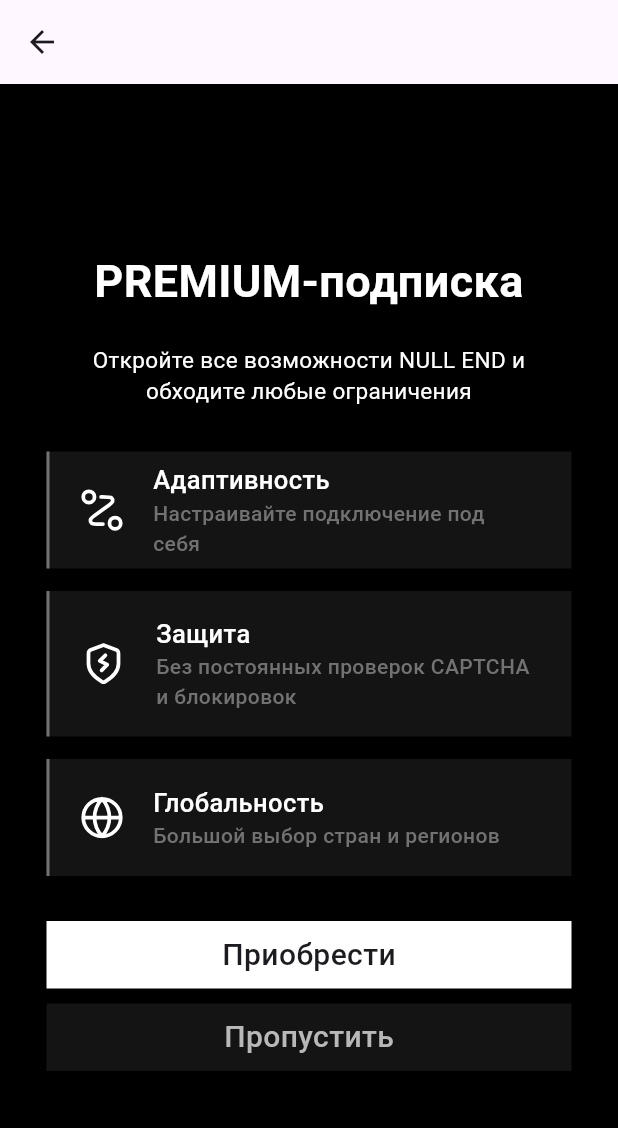
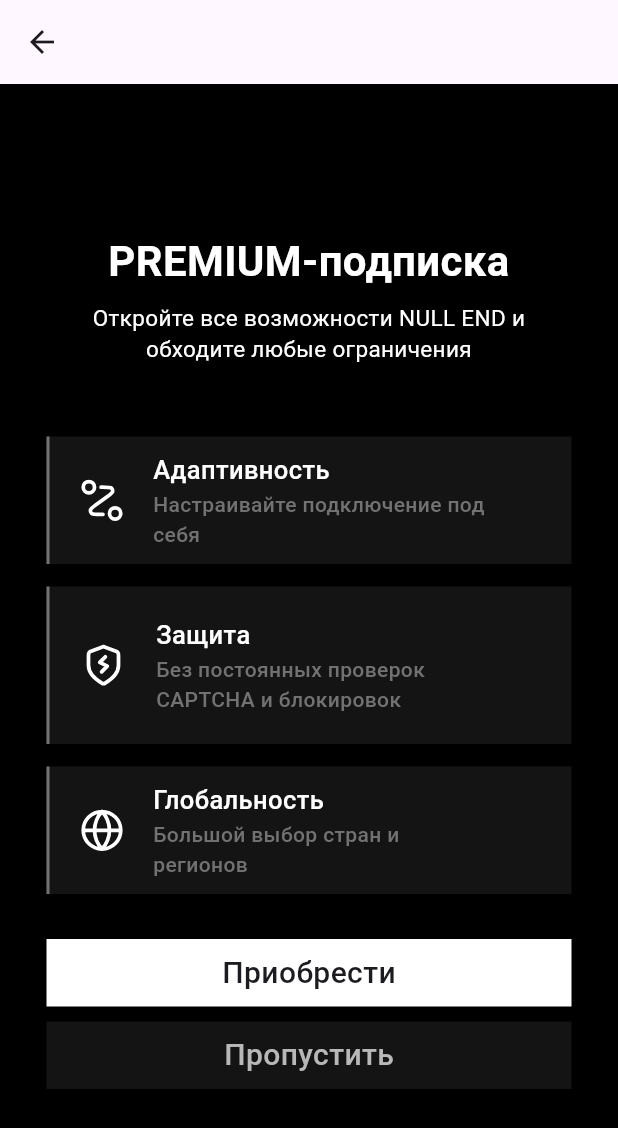
Before and after one commit to Chewbacca-14/vpn_new_ui, a Flutter app: the OnBoardingPage screen opened directly, on a phone screen of 412 x 824 dp. Shown: the top 1128 px of the screen. Run offline on Flutter 3.47's test engine with Material 3 defaults, Android fonts, the phone set to English and light mode, and no system bars; drawn by our look-alikes of auto_size_text; our stand-ins replace flutter_svg.

Commit message:
ui fixes

```diff
--- a/lib/countries_list/countries_list_tab_bar.dart
+++ b/lib/countries_list/countries_list_tab_bar.dart
@@ -110,6 +110,7 @@
                   const SizedBox(height: 10),
                   const Text(
                     'IP-адрес, принадлежащий только вам',
+                    textAlign: TextAlign.center,
                     style: TextStyle(
                       fontSize: 12,
                       color: Colors.white,
@@ -124,6 +125,7 @@
                   const SizedBox(height: 10),
                   const Text(
                     'IP-адрес сохраняется в рамках одной сессии',
+                    textAlign: TextAlign.center,
                     style: TextStyle(
                       fontSize: 12,
                       color: Colors.white,
@@ -138,6 +140,7 @@
                   const SizedBox(height: 10),
                   const Text(
                     'Усиленная защита за счет двойной смены IP-адреса',
+                    textAlign: TextAlign.center,
                     style: TextStyle(
                       fontSize: 12,
                       color: Colors.white,
--- a/lib/main.dart
+++ b/lib/main.dart
@@ -85,9 +85,10 @@
                 MaterialPageRoute(
                   builder: (context) => UserProfilePage(
                     email: 'email@mail.com',
-                    validUntil: 'до 31.08.2023',
+                    validUntil: '31.08.2023',
                     subscriptionType: 'Premium + Выделенный IP',
                     onIconTap: () {},
+                    onLogoutTap: () {},
                   ),
                 ),
               );
--- a/lib/onboarding/onboarding_page.dart
+++ b/lib/onboarding/onboarding_page.dart
@@ -1,4 +1,7 @@
+import 'package:auto_size_text/auto_size_text.dart';
+import 'package:flutter/cupertino.dart';
 import 'package:flutter/material.dart';
+import 'package:flutter/widgets.dart';
 
 import 'package:flutter_svg/flutter_svg.dart';
 
@@ -28,21 +31,31 @@
           mainAxisAlignment: MainAxisAlignment.center,
           crossAxisAlignment: CrossAxisAlignment.center,
           children: [
-            const Text(
+            SizedBox(
+              height: 40,
+              width: MediaQuery.of(context).size.width - 36,
+              child: const AutoSizeText(
                 'PREMIUM-подписка',
                 textAlign: TextAlign.center,
+                maxLines: 1,
                 style: TextStyle(
                     fontSize: 30,
                     fontWeight: FontWeight.w700,
                     color: Colors.white),
               ),
-            const SizedBox(height: 20),
-            const Text(
+            ),
+            const SizedBox(height: 7),
+            SizedBox(
+              height: 60,
+              width: MediaQuery.of(context).size.width - 36,
+              child: const AutoSizeText(
                 'Откройте все возможности NULL END и обходите любые ограничения',
                 textAlign: TextAlign.center,
+                maxLines: 3,
                 style: TextStyle(
                   color: Colors.white,
                   fontSize: 15,
+                ),
               ),
             ),
             const SizedBox(height: 30),
@@ -120,13 +133,14 @@
 
   @override
   Widget build(BuildContext context) {
-    return Container(
-      height: isBig ? 97 : 78,
+    return IntrinsicHeight(
+      child: Container(
         color: const Color.fromARGB(255, 20, 20, 20),
         child: Stack(
           children: [
             Padding(
-            padding: const EdgeInsets.symmetric(horizontal: 23),
+              padding: EdgeInsets.symmetric(
+                  horizontal: 23, vertical: isBig ? 20 : 10),
               child: Row(
                 mainAxisAlignment: MainAxisAlignment.start,
                 children: [
@@ -139,20 +153,30 @@
                       mainAxisAlignment: MainAxisAlignment.center,
                       crossAxisAlignment: CrossAxisAlignment.start,
                       children: [
-                      Text(
+                        SizedBox(
+                          height: 25,
+                          width: MediaQuery.of(context).size.width / 3,
+                          child: AutoSizeText(
                             title,
+                            maxLines: 1,
                             style: const TextStyle(
                               fontSize: 17,
                               color: Colors.white,
                               fontWeight: FontWeight.w500,
                             ),
                           ),
-                      Text(
+                        ),
+                        SizedBox(
+                          height: 40,
+                          width: MediaQuery.of(context).size.width / 1.8,
+                          child: AutoSizeText(
                             subtitle,
+                            maxLines: 2,
                             style: const TextStyle(
                               fontSize: 14,
                               color: Color.fromARGB(255, 114, 114, 114),
                               fontWeight: FontWeight.w500,
+                            ),
                           ),
                         ),
                       ],
@@ -164,10 +188,9 @@
             Align(
                 alignment: Alignment.centerLeft,
                 child: Container(
-                  height: isBig ? 97 : 78,
-                  width: 2,
-                  color: const Color.fromARGB(255, 114, 114, 114)))
+                    width: 2, color: const Color.fromARGB(255, 114, 114, 114)))
           ],
+        ),
       ),
     );
   }
--- a/pubspec.yaml
+++ b/pubspec.yaml
@@ -10,6 +10,7 @@
   flutter:
     sdk: flutter
   flutter_svg: ^2.0.10+1
+  auto_size_text: ^3.0.0
 
 dev_dependencies:
   flutter_test:
```
Also changed, not shown: lib/subscription_notification/subscription_notification.dart (+19 -9 lines), lib/user_profile/user_profile_page.dart (+42 -3 lines), pubspec.lock. Lines whose indentation alone changed are shown as unchanged.
